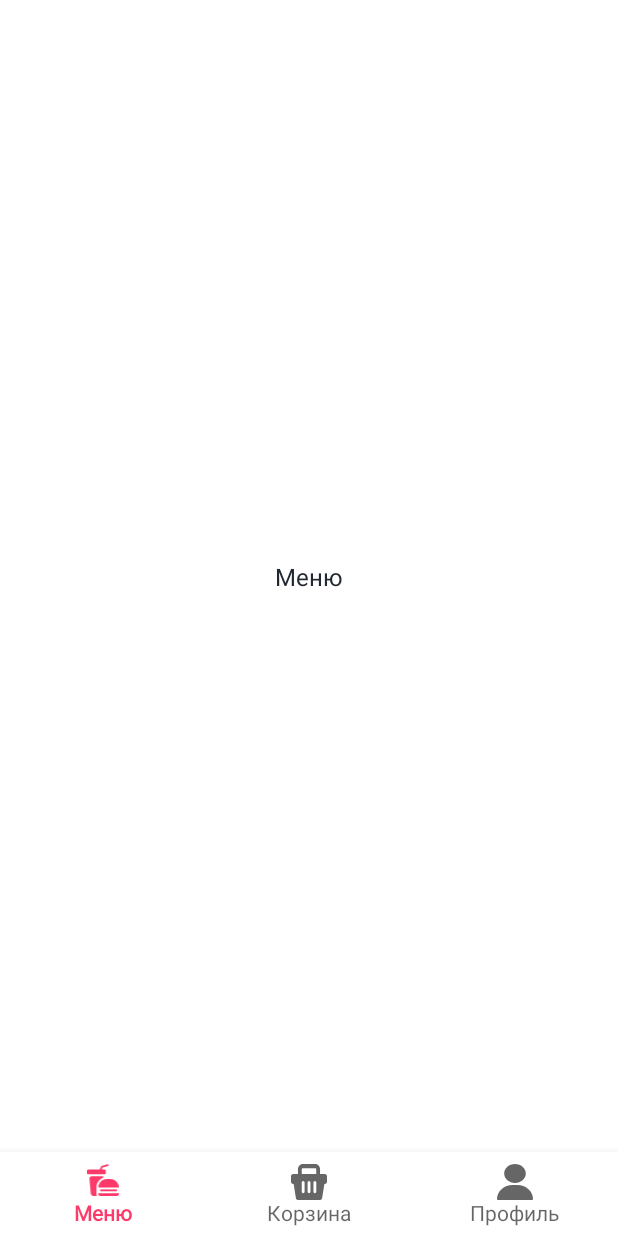
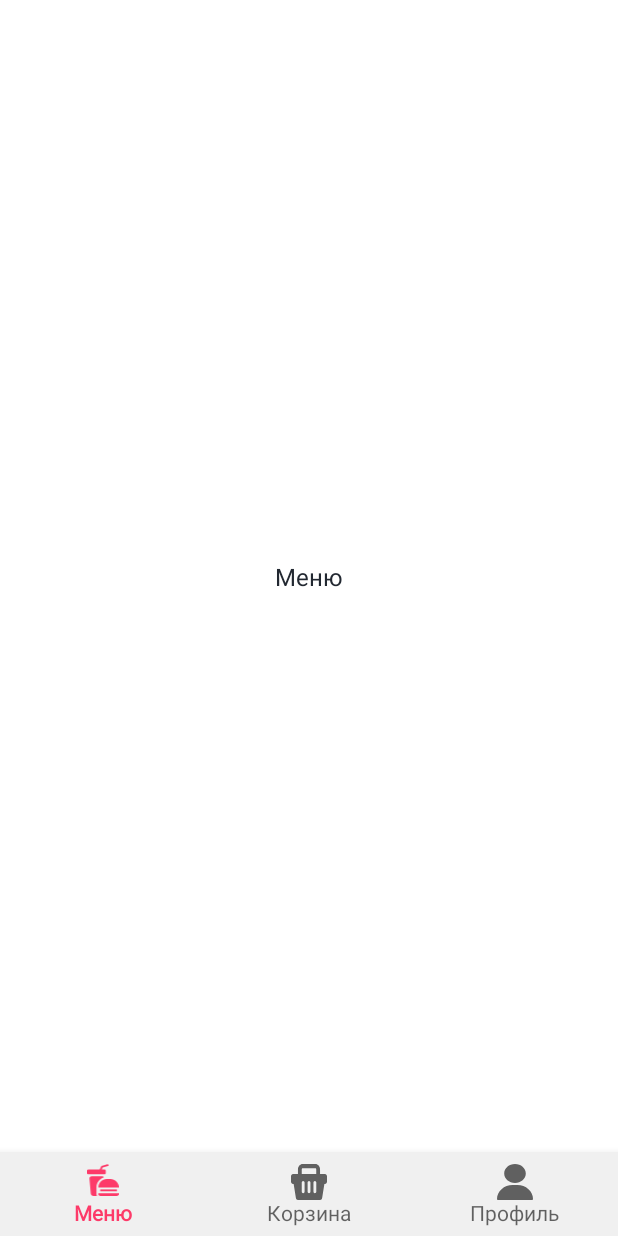
Before and after one commit to Ekaterina-El/Foody_v2.0, an Android app: the screen it shows after launch (MainActivity), on a phone screen of 412 x 824 dp. Run offline under Robolectric (Android 15) with nearby library versions, the phone set to English and light mode, and no system bars; our stand-ins replace Room's generated code, RxJava, data binding, navigation-ui; Roboto replaces fonts that are not available here.

Commit message:
Change bg color

```diff
--- a/app/src/main/res/layout/activity_main.xml
+++ b/app/src/main/res/layout/activity_main.xml
@@ -18,6 +18,7 @@
         app:itemTextAppearanceActive="@style/text.menu"
         app:itemTextAppearanceInactive="@style/text.menu"
         android:layout_height="wrap_content"
+        android:background="@color/menu_bg"
         app:layout_constraintBottom_toBottomOf="parent"
         app:layout_constraintEnd_toEndOf="parent"
         app:layout_constraintStart_toStartOf="parent"
--- a/app/src/main/res/values/colors.xml
+++ b/app/src/main/res/values/colors.xml
@@ -12,4 +12,5 @@
   <color name="primary">#FD3A69</color>
   <color name="accent_variant">#33FD3A69</color>
   <color name="item_color_inactive">#7B7B7B</color>
+  <color name="menu_bg">#F0F0F0</color>
 </resources>
```
